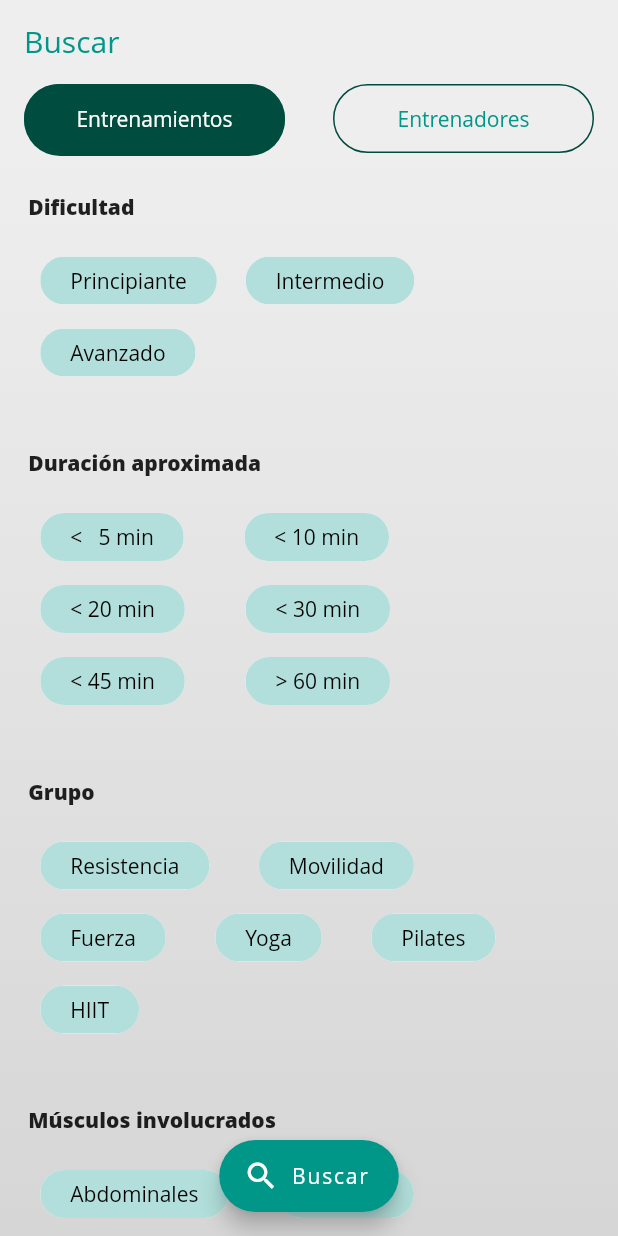
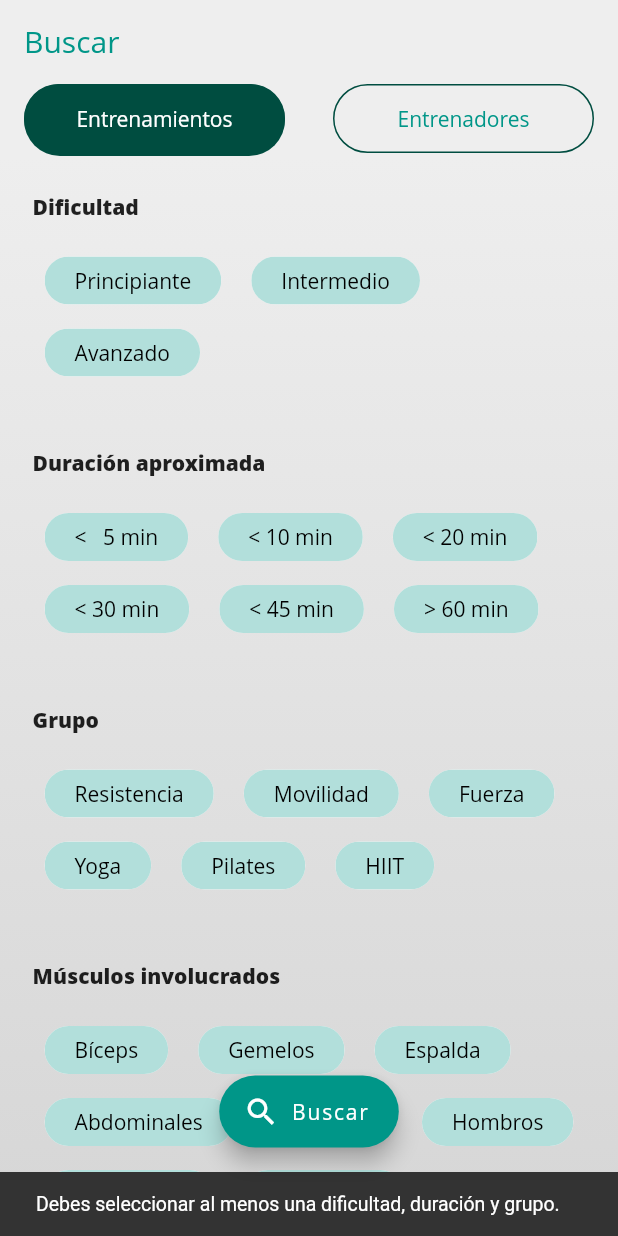
Before and after one commit to raulruval/entrenados, a Flutter app: the Search screen opened directly with empty values, after a tap on "Buscar", on a phone screen of 412 x 824 dp. Run offline on Flutter 3.47's test engine with Material 2 defaults, Android fonts, the phone set to English and light mode, and no system bars; drawn by our look-alikes of auto_size_text; our stand-ins replace cached_network_image, cloud_firestore, device_preview, firebase_auth, firebase_messaging, firebase_storage and 5 more; missing offline and left inert: animator, flutter_duration_picker; accounts and stored records are empty; statements that could not run were skipped.

Commit message:
it6-v2.5

```diff
--- a/entrenados/lib/models/searchModel.dart
+++ b/entrenados/lib/models/searchModel.dart
@@ -1,9 +1,11 @@
+import 'package:entrenados/models/item.dart';
+
 class SearchModel {
   String selectedDifficulty = "";
   String selectedDuration = "";
   List<String> selectedGroup = [];
-  List<String> selectedMuscles = [];
-  List<String> selectedEquipment = [];
+  List<Item> selectedMuscles = [];
+  List<Item> selectedEquipment = [];
 
   List<String> difficulty = [
     Difficulty.pricipiante,
@@ -28,23 +30,24 @@ class SearchModel {
     Group.hiit,
   ];
 
-  List<String> muscles = [
-    Muscles.abs,
-    Muscles.back,
-    Muscles.biceps,
-    Muscles.forearm,
-    Muscles.quadriceps,
-    Muscles.shoulders,
-    Muscles.triceps,
-    Muscles.twins
+  List<Item> muscles = [
+    Item("assets/img/arm.jpg", Muscles.biceps, 1, false),
+    Item("assets/img/leg.jpg", Muscles.twins, 2, false),
+    Item("assets/img/espalda.jpg", Muscles.back, 3, false),
+    Item("assets/img/abs.jpg", Muscles.abs, 4, false),
+    Item("assets/img/triceps.jpg", Muscles.triceps, 5, false),
+    Item("assets/img/shoulder.jpg", Muscles.shoulders, 6, false),
+    Item("assets/img/quadriceps.jpg", Muscles.quadriceps, 7, false),
+    Item("assets/img/forearm.jpg", Muscles.forearm, 8, false),
   ];
-  List<String> equipment = [
-    EquipmentList.ball,
-    EquipmentList.bench,
-    EquipmentList.boxing,
-    EquipmentList.dumbbells,
-    EquipmentList.mat,
-    EquipmentList.rope,
+
+  List<Item> equipment = [
+    Item("assets/img/ball.jpg", EquipmentList.ball, 1, false),
+    Item("assets/img/bank.jpg", EquipmentList.bench, 2, false),
+    Item("assets/img/dumbell.jpg", EquipmentList.dumbbells, 3, false),
+    Item("assets/img/rope.jpg", EquipmentList.rope, 4, false),
+    Item("assets/img/sack.jpg", EquipmentList.boxing, 5, false),
+    Item("assets/img/yoga.jpg", EquipmentList.mat, 6, false),
   ];
 }
 
--- a/entrenados/lib/pages/home.dart
+++ b/entrenados/lib/pages/home.dart
@@ -166,7 +166,7 @@ class _HomeState extends State<Home> {
   Future<void> showAlertNoValid() async {
     return showDialog<void>(
       context: context,
-      barrierDismissible: false, // user must tap button!
+      barrierDismissible: false,
       builder: (BuildContext context) {
         return AlertDialog(
           title: Text('Credenciales incorrectos'),
--- a/entrenados/lib/pages/search.dart
+++ b/entrenados/lib/pages/search.dart
@@ -1,6 +1,7 @@
 import 'package:auto_size_text/auto_size_text.dart';
 import 'package:cached_network_image/cached_network_image.dart';
 import 'package:cloud_firestore/cloud_firestore.dart';
+import 'package:entrenados/models/item.dart';
 import 'package:entrenados/models/searchModel.dart';
 import 'package:entrenados/pages/activity.dart';
 import 'package:entrenados/pages/searchPostsResponse.dart';
@@ -19,11 +20,15 @@ class Search extends StatefulWidget {
 
 class _SearchState extends State<Search>
     with AutomaticKeepAliveClientMixin<Search>, SingleTickerProviderStateMixin {
+  final _scaffoldKey = GlobalKey<ScaffoldState>();
   TextEditingController searchController = TextEditingController();
   Future<QuerySnapshot> searchFutureResults;
   bool searchuser = false;
   bool workouts = true;
   TabController _tabController;
+  String _durationDigits = "";
+  String _musclesParsed = "";
+  String _equipmentParsed = "";
 
   @override
   void initState() {
@@ -176,7 +181,7 @@ class _SearchState extends State<Search>
                     padding:
                         const EdgeInsets.symmetric(horizontal: 8, vertical: 16),
                     child: Wrap(
-                      spacing: MediaQuery.of(context).size.width * 0.0465,
+                      spacing: 20.0,
                       children: [
                         for (var difficulty in widget.searchModel.difficulty)
                           ChoiceChip(
@@ -208,7 +213,7 @@ class _SearchState extends State<Search>
                     padding:
                         const EdgeInsets.symmetric(horizontal: 8, vertical: 16),
                     child: Wrap(
-                      spacing: MediaQuery.of(context).size.width * 0.098,
+                      spacing: 20.0,
                       children: [
                         for (var duration in widget.searchModel.durationWorkout)
                           ChoiceChip(
@@ -240,7 +245,7 @@ class _SearchState extends State<Search>
                     padding:
                         const EdgeInsets.symmetric(horizontal: 8, vertical: 16),
                     child: Wrap(
-                      spacing: MediaQuery.of(context).size.width * 0.08,
+                      spacing: 20.0,
                       children: [
                         for (var group in widget.searchModel.group)
                           ChoiceChip(
@@ -272,7 +277,7 @@ class _SearchState extends State<Search>
                     padding:
                         const EdgeInsets.symmetric(horizontal: 8, vertical: 16),
                     child: Wrap(
-                      spacing: MediaQuery.of(context).size.width * 0.08,
+                      spacing: 20.0,
                       children: [
                         for (var muscle in widget.searchModel.muscles)
                           ChoiceChip(
@@ -286,7 +291,7 @@ class _SearchState extends State<Search>
                                       .contains(muscle)
                                   ? TextStyle(color: Colors.white)
                                   : TextStyle(color: Colors.black),
-                              label: Text(muscle),
+                              label: Text(muscle.name),
                               onSelected: (isSelected) {
                                 setState(() {
                                   _onMusclesSelected(isSelected, muscle);
@@ -304,7 +309,7 @@ class _SearchState extends State<Search>
                     padding:
                         const EdgeInsets.symmetric(horizontal: 8, vertical: 16),
                     child: Wrap(
-                      spacing: MediaQuery.of(context).size.width * 0.08,
+                      spacing: 20.0,
                       children: [
                         for (var equipment in widget.searchModel.equipment)
                           ChoiceChip(
@@ -318,7 +323,7 @@ class _SearchState extends State<Search>
                                       .contains(equipment)
                                   ? TextStyle(color: Colors.white)
                                   : TextStyle(color: Colors.black),
-                              label: Text(equipment),
+                              label: Text(equipment.name),
                               onSelected: (isSelected) {
                                 setState(() {
                                   _onEquipmentSelected(isSelected, equipment);
@@ -357,24 +362,42 @@ class _SearchState extends State<Search>
   }
 
   handleSearchPostTiles() {
-    String durationDigits = (widget.searchModel.selectedDuration)
+    if (widget.searchModel.selectedDuration == "" ||
+        widget.searchModel.selectedDifficulty == "" ||
+        widget.searchModel.group == null) {
+      SnackBar snackbar = SnackBar(
+        content: AutoSizeText(
+          "Debes seleccionar al menos una dificultad, duración y grupo.",
+          maxLines: 1,
+        ),
+      );
+      _scaffoldKey.currentState.showSnackBar(snackbar);
+    } else {
+      _durationDigits = (widget.searchModel.selectedDuration)
           .replaceAll(RegExp('[A-Za-z]'), "")
           .substring(2);
 
-    // Antes de pasar el selectedmuscles y equipment tengo que convertirlos al string de numeros
-    String musclesParsed = "";
-    String equipmentParsed = "";
+      _musclesParsed = buildItemSequence(widget.searchModel.selectedMuscles);
+      _equipmentParsed =
+          buildItemSequence(widget.searchModel.selectedEquipment);
 
       Navigator.push(
         context,
         MaterialPageRoute(
             builder: (context) => SearchPostsResponse(
                 widget.searchModel.selectedDifficulty,
-              int.parse(durationDigits.replaceAll(" ", "")),
+                int.parse(_durationDigits.replaceAll(" ", "")),
                 widget.searchModel.selectedGroup,
-              musclesParsed,
-              equipmentParsed)),
+                _musclesParsed,
+                _equipmentParsed)),
       );
+    }
+  }
+
+  buildItemSequence(List<Item> itemList) {
+    String sequence = "";
+    itemList.forEach((item) => {sequence += item.index.toString() + "-"});
+    return sequence;
   }
 
   _getFab() {
@@ -394,6 +417,7 @@ class _SearchState extends State<Search>
     return DefaultTabController(
       length: 2,
       child: Scaffold(
+        key: _scaffoldKey,
         backgroundColor: Colors.transparent,
         appBar: AppBar(
           elevation: 0,
@@ -460,35 +484,30 @@ class _SearchState extends State<Search>
     isSelected
         ? widget.searchModel.selectedDifficulty = difficulty
         : widget.searchModel.selectedDifficulty = "";
-    print(widget.searchModel.selectedDifficulty);
   }
 
   void _onDurationSelected(bool isSelected, String duration) {
     isSelected
         ? widget.searchModel.selectedDuration = duration
         : widget.searchModel.selectedDuration = "";
-    print(widget.searchModel.selectedDuration);
   }
 
   void _onGroupSelected(bool isSelected, String group) {
     isSelected
         ? widget.searchModel.selectedGroup.add(group)
         : widget.searchModel.selectedGroup.remove(group);
-    print(widget.searchModel.selectedGroup);
   }
 
-  void _onMusclesSelected(bool isSelected, String muscle) {
+  void _onMusclesSelected(bool isSelected, Item muscle) {
     isSelected
         ? widget.searchModel.selectedMuscles.add(muscle)
         : widget.searchModel.selectedMuscles.remove(muscle);
-    print(widget.searchModel.selectedMuscles);
   }
 
-  void _onEquipmentSelected(bool isSelected, String equipment) {
+  void _onEquipmentSelected(bool isSelected, Item equipment) {
     isSelected
         ? widget.searchModel.selectedEquipment.add(equipment)
         : widget.searchModel.selectedEquipment.remove(equipment);
-    print(widget.searchModel.selectedEquipment);
   }
 }
 
```
Also changed, not shown: entrenados/lib/pages/searchPostsResponse.dart (+40 -59 lines), entrenados/lib/pages/share.dart (+11 -9 lines). Lines whose indentation alone changed are shown as unchanged.
